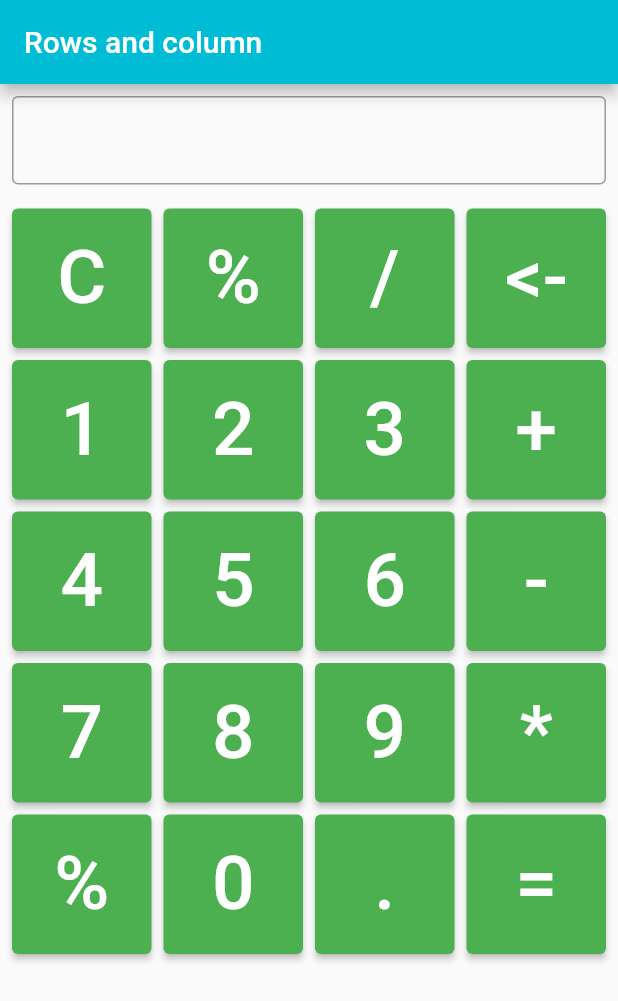
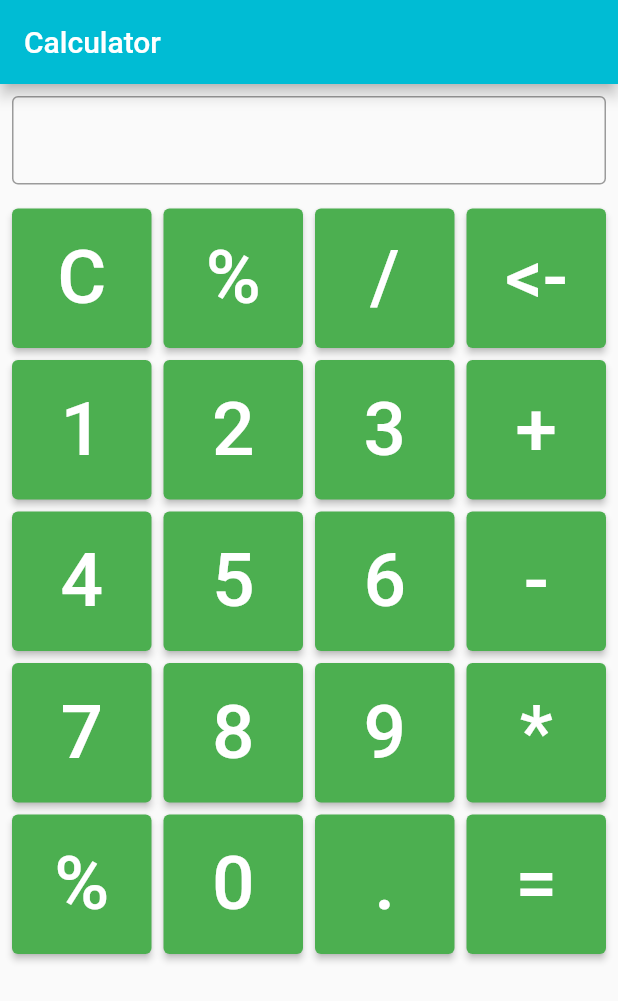
Before and after one commit to Aayushnepal09/flutter_firstapp, a Flutter app: the screen it shows after launch, on a phone screen of 412 x 824 dp. Shown: the top 1001 px of the screen. Run offline on Flutter 3.47's test engine with Material 2 defaults, Android fonts, the phone set to English and light mode, and no system bars; our stand-ins replace fluttertoast, motion_toast; missing offline and left inert: dropdown_plus.

Commit message:
Update on calculator

```diff
--- a/lib/class/calculatorApp.dart
+++ b/lib/class/calculatorApp.dart
@@ -41,7 +41,7 @@ class _CalculatorScreenState extends State<CalculatorScreen> {
     return Scaffold(
       appBar: AppBar(
         backgroundColor: Colors.cyan,
-        title: const Text('Rows and column'),
+        title: const Text('Calculator'),
       ),
       body: Column(children: [
         const Padding(
```
